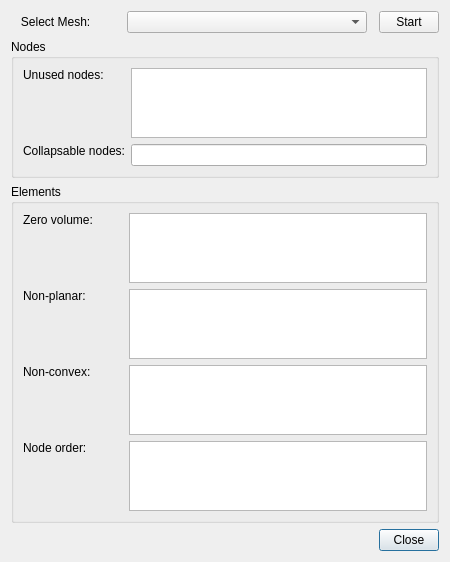
Above: Applications/DataExplorer/DataView/MeshAnalysis.ui from ufz/ogs before the change. Below: the same form after it.
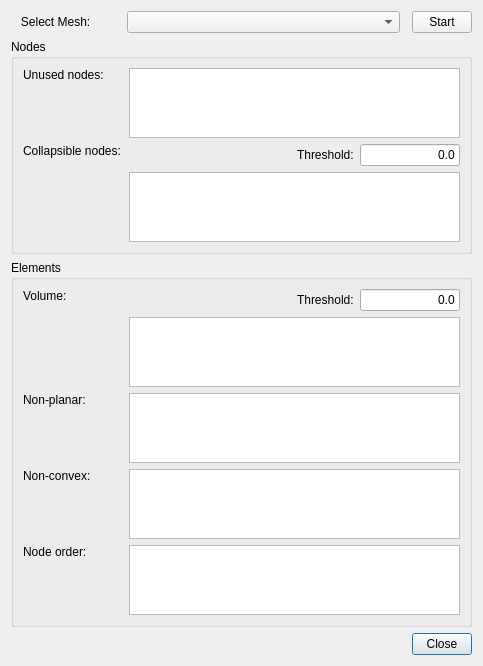
That is the form after the change.

Commit message: added threshold edits in dialogue and removed typo

Diff of the .ui file:
```diff
--- a/Applications/DataExplorer/DataView/MeshAnalysis.ui
+++ b/Applications/DataExplorer/DataView/MeshAnalysis.ui
@@ -6,8 +6,8 @@
    <rect>
     <x>0</x>
     <y>0</y>
-    <width>450</width>
-    <height>560</height>
+    <width>483</width>
+    <height>650</height>
    </rect>
   </property>
   <property name="windowTitle">
@@ -42,37 +42,76 @@
         </property>
        </widget>
       </item>
-      <item row="1" column="0">
-       <widget class="QLabel" name="collapsableNodesLabel">
-        <property name="minimumSize">
-         <size>
-          <width>100</width>
-          <height>0</height>
-         </size>
-        </property>
-        <property name="maximumSize">
-         <size>
-          <width>150</width>
-          <height>16777215</height>
-         </size>
-        </property>
-        <property name="text">
-         <string>Collapsable nodes:</string>
-        </property>
-        <property name="alignment">
-         <set>Qt::AlignLeading|Qt::AlignLeft|Qt::AlignTop</set>
-        </property>
-       </widget>
-      </item>
-      <item row="0" column="1">
+      <item row="0" column="1" colspan="3">
        <widget class="QTextEdit" name="unusedNodesText">
         <property name="readOnly">
          <bool>true</bool>
         </property>
        </widget>
       </item>
+      <item row="1" column="2">
+       <widget class="QLabel" name="collapsibleNodesThresholdLabel">
+        <property name="text">
+         <string>Threshold:</string>
+        </property>
+       </widget>
+      </item>
+      <item row="1" column="0">
+       <widget class="QLabel" name="collapsibleNodesLabel">
+        <property name="minimumSize">
+         <size>
+          <width>100</width>
+          <height>0</height>
+         </size>
+        </property>
+        <property name="maximumSize">
+         <size>
+          <width>100</width>
+          <height>16777215</height>
+         </size>
+        </property>
+        <property name="text">
+         <string>Collapsible nodes:</string>
+        </property>
+        <property name="alignment">
+         <set>Qt::AlignLeading|Qt::AlignLeft|Qt::AlignTop</set>
+        </property>
+       </widget>
+      </item>
+      <item row="1" column="3">
+       <widget class="QLineEdit" name="collapsibleNodesThreshold">
+        <property name="maximumSize">
+         <size>
+          <width>100</width>
+          <height>16777215</height>
+         </size>
+        </property>
+        <property name="text">
+         <string>0.0</string>
+        </property>
+        <property name="alignment">
+         <set>Qt::AlignRight|Qt::AlignTrailing|Qt::AlignVCenter</set>
+        </property>
+       </widget>
+      </item>
       <item row="1" column="1">
-       <widget class="QLineEdit" name="collapsableNodesText">
+       <spacer name="horizontalSpacer">
+        <property name="orientation">
+         <enum>Qt::Horizontal</enum>
+        </property>
+        <property name="sizeHint" stdset="0">
+         <size>
+          <width>40</width>
+          <height>20</height>
+         </size>
+        </property>
+       </spacer>
+      </item>
+      <item row="2" column="1" colspan="3">
+       <widget class="QTextEdit" name="collapsibleNodesText">
+        <property name="focusPolicy">
+         <enum>Qt::NoFocus</enum>
+        </property>
         <property name="readOnly">
          <bool>true</bool>
         </property>
@@ -142,50 +181,6 @@
       <string>Elements</string>
      </property>
      <layout class="QGridLayout" name="gridLayout_3">
-      <item row="1" column="0">
-       <widget class="QLabel" name="zeroVolumeLabel">
-        <property name="minimumSize">
-         <size>
-          <width>100</width>
-          <height>0</height>
-         </size>
-        </property>
-        <property name="maximumSize">
-         <size>
-          <width>100</width>
-          <height>16777215</height>
-         </size>
-        </property>
-        <property name="text">
-         <string>Zero volume:</string>
-        </property>
-        <property name="alignment">
-         <set>Qt::AlignLeading|Qt::AlignLeft|Qt::AlignTop</set>
-        </property>
-       </widget>
-      </item>
-      <item row="3" column="0">
-       <widget class="QLabel" name="nonConvexLabel">
-        <property name="minimumSize">
-         <size>
-          <width>100</width>
-          <height>0</height>
-         </size>
-        </property>
-        <property name="maximumSize">
-         <size>
-          <width>100</width>
-          <height>16777215</height>
-         </size>
-        </property>
-        <property name="text">
-         <string>Non-convex:</string>
-        </property>
-        <property name="alignment">
-         <set>Qt::AlignLeading|Qt::AlignLeft|Qt::AlignTop</set>
-        </property>
-       </widget>
-      </item>
       <item row="2" column="0">
        <widget class="QLabel" name="nonPlanarLabel">
         <property name="minimumSize">
@@ -208,26 +203,18 @@
         </property>
        </widget>
       </item>
-      <item row="1" column="1">
-       <widget class="QTextEdit" name="zeroVolumeText">
-        <property name="readOnly">
-         <bool>true</bool>
+      <item row="0" column="1">
+       <spacer name="horizontalSpacer_2">
+        <property name="orientation">
+         <enum>Qt::Horizontal</enum>
         </property>
-       </widget>
-      </item>
-      <item row="2" column="1">
-       <widget class="QTextEdit" name="nonPlanarText">
-        <property name="readOnly">
-         <bool>true</bool>
+        <property name="sizeHint" stdset="0">
+         <size>
+          <width>40</width>
+          <height>20</height>
+         </size>
         </property>
-       </widget>
-      </item>
-      <item row="3" column="1">
-       <widget class="QTextEdit" name="nonConvexText">
-        <property name="readOnly">
-         <bool>true</bool>
-        </property>
-       </widget>
+       </spacer>
       </item>
       <item row="4" column="0">
        <widget class="QLabel" name="nodeOrderLabel">
@@ -239,13 +226,110 @@
         </property>
        </widget>
       </item>
-      <item row="4" column="1">
+      <item row="3" column="0">
+       <widget class="QLabel" name="nonConvexLabel">
+        <property name="minimumSize">
+         <size>
+          <width>100</width>
+          <height>0</height>
+         </size>
+        </property>
+        <property name="maximumSize">
+         <size>
+          <width>100</width>
+          <height>16777215</height>
+         </size>
+        </property>
+        <property name="text">
+         <string>Non-convex:</string>
+        </property>
+        <property name="alignment">
+         <set>Qt::AlignLeading|Qt::AlignLeft|Qt::AlignTop</set>
+        </property>
+       </widget>
+      </item>
+      <item row="0" column="2">
+       <widget class="QLabel" name="zeroVolumeThresholdLabel">
+        <property name="text">
+         <string>Threshold:</string>
+        </property>
+       </widget>
+      </item>
+      <item row="0" column="3">
+       <widget class="QLineEdit" name="zeroVolumeThreshold">
+        <property name="maximumSize">
+         <size>
+          <width>100</width>
+          <height>16777215</height>
+         </size>
+        </property>
+        <property name="text">
+         <string>0.0</string>
+        </property>
+        <property name="alignment">
+         <set>Qt::AlignRight|Qt::AlignTrailing|Qt::AlignVCenter</set>
+        </property>
+       </widget>
+      </item>
+      <item row="1" column="1" colspan="3">
+       <widget class="QTextEdit" name="zeroVolumeText">
+        <property name="focusPolicy">
+         <enum>Qt::NoFocus</enum>
+        </property>
+        <property name="readOnly">
+         <bool>true</bool>
+        </property>
+       </widget>
+      </item>
+      <item row="2" column="1" colspan="3">
+       <widget class="QTextEdit" name="nonPlanarText">
+        <property name="focusPolicy">
+         <enum>Qt::NoFocus</enum>
+        </property>
+        <property name="readOnly">
+         <bool>true</bool>
+        </property>
+       </widget>
+      </item>
+      <item row="3" column="1" colspan="3">
+       <widget class="QTextEdit" name="nonConvexText">
+        <property name="focusPolicy">
+         <enum>Qt::NoFocus</enum>
+        </property>
+        <property name="readOnly">
+         <bool>true</bool>
+        </property>
+       </widget>
+      </item>
+      <item row="4" column="1" colspan="3">
        <widget class="QTextEdit" name="nodeOrderText">
         <property name="readOnly">
          <bool>true</bool>
         </property>
        </widget>
       </item>
+      <item row="0" column="0">
+       <widget class="QLabel" name="zeroVolumeLabel">
+        <property name="minimumSize">
+         <size>
+          <width>100</width>
+          <height>0</height>
+         </size>
+        </property>
+        <property name="maximumSize">
+         <size>
+          <width>100</width>
+          <height>16777215</height>
+         </size>
+        </property>
+        <property name="text">
+         <string>Volume:</string>
+        </property>
+        <property name="alignment">
+         <set>Qt::AlignLeading|Qt::AlignLeft|Qt::AlignTop</set>
+        </property>
+       </widget>
+      </item>
      </layout>
     </widget>
    </item>
```
Left out of the diff: 19 changed lines with no effect on the pictures. The commit also changes 2 other files.
